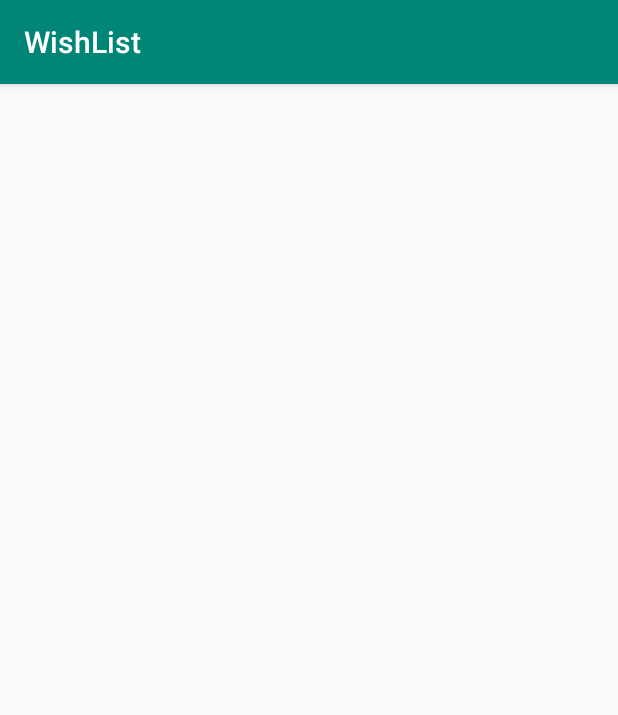
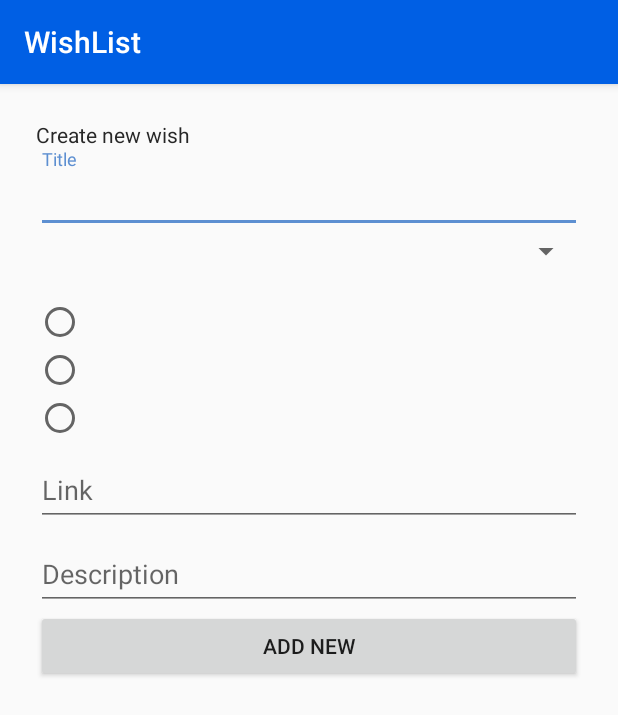
Before and after one commit to raa2911/wishlist, an Android app: the WishEditActivity screen opened directly, with no data from a screen before it, on a phone screen of 412 x 824 dp. Shown: the top 715 px of the screen. Run offline under Robolectric (Android 15) with nearby library versions, the phone set to English and light mode, and no system bars.

Commit message:
add style for edit screen

```diff
--- a/app/src/main/AndroidManifest.xml
+++ b/app/src/main/AndroidManifest.xml
@@ -10,7 +10,7 @@
             android:supportsRtl="true"
             android:theme="@style/AppTheme">
         <activity
-                android:name=".MainActivity"
+                android:name=".view.MainActivity"
                 android:label="@string/app_name"
                 android:theme="@style/AppTheme.NoActionBar">
             <intent-filter>
@@ -19,7 +19,9 @@
                 <category android:name="android.intent.category.LAUNCHER"/>
             </intent-filter>
         </activity>
-        <activity android:name=".WishEditActivity">
+        <activity android:name=".view.WishEditActivity">
+        </activity>
+        <activity android:name=".view.SplashActivity">
         </activity>
     </application>
 
--- a/app/src/main/java/com/raapp/wishlist/MainActivity.kt
+++ b/app/src/main/java/com/raapp/wishlist/view/MainActivity.kt
@@ -1,11 +1,11 @@
-package com.raapp.wishlist
+package com.raapp.wishlist.view
 
 import android.content.Intent
 import android.os.Bundle
-import com.google.android.material.snackbar.Snackbar
-import androidx.appcompat.app.AppCompatActivity;
+import androidx.appcompat.app.AppCompatActivity
 import android.view.Menu
 import android.view.MenuItem
+import com.raapp.wishlist.R
 
 import kotlinx.android.synthetic.main.activity_main.*
 
--- a/app/src/main/java/com/raapp/wishlist/WishEditActivity.kt
+++ b/app/src/main/java/com/raapp/wishlist/view/WishEditActivity.kt
@@ -1,7 +1,8 @@
-package com.raapp.wishlist
+package com.raapp.wishlist.view
 
 import androidx.appcompat.app.AppCompatActivity
 import android.os.Bundle
+import com.raapp.wishlist.R
 
 class WishEditActivity : AppCompatActivity() {
 
--- /dev/null
+++ b/app/src/main/res/drawable/ic_insert_emoticon_black_24dp.xml
@@ -0,0 +1,5 @@
+<vector android:height="24dp" android:tint="#E57700"
+    android:viewportHeight="24.0" android:viewportWidth="24.0"
+    android:width="24dp" xmlns:android="http://schemas.android.com/apk/res/android">
+    <path android:fillColor="#FF000000" android:pathData="M11.99,2C6.47,2 2,6.48 2,12s4.47,10 9.99,10C17.52,22 22,17.52 22,12S17.52,2 11.99,2zM12,20c-4.42,0 -8,-3.58 -8,-8s3.58,-8 8,-8 8,3.58 8,8 -3.58,8 -8,8zM15.5,11c0.83,0 1.5,-0.67 1.5,-1.5S16.33,8 15.5,8 14,8.67 14,9.5s0.67,1.5 1.5,1.5zM8.5,11c0.83,0 1.5,-0.67 1.5,-1.5S9.33,8 8.5,8 7,8.67 7,9.5 7.67,11 8.5,11zM12,17.5c2.33,0 4.31,-1.46 5.11,-3.5L6.89,14c0.8,2.04 2.78,3.5 5.11,3.5z"/>
+</vector>
--- a/app/src/main/res/layout/activity_main.xml
+++ b/app/src/main/res/layout/activity_main.xml
@@ -5,7 +5,7 @@
         xmlns:tools="http://schemas.android.com/tools"
         android:layout_width="match_parent"
         android:layout_height="match_parent"
-        tools:context=".MainActivity">
+        tools:context=".view.MainActivity">
 
     <com.google.android.material.appbar.AppBarLayout
             android:layout_height="wrap_content"
--- a/app/src/main/res/layout/activity_wish_edit.xml
+++ b/app/src/main/res/layout/activity_wish_edit.xml
@@ -1,10 +1,100 @@
 <?xml version="1.0" encoding="utf-8"?>
-<androidx.constraintlayout.widget.ConstraintLayout
+<ScrollView
         xmlns:android="http://schemas.android.com/apk/res/android"
         xmlns:tools="http://schemas.android.com/tools"
-        xmlns:app="http://schemas.android.com/apk/res-auto"
         android:layout_width="match_parent"
         android:layout_height="match_parent"
-        tools:context=".WishEditActivity">
+        android:padding="@dimen/default_padding_layout"
+        android:orientation="vertical"
+        style="@style/AppTheme.NoActionBar"
+        tools:context=".view.WishEditActivity">
+    <LinearLayout
+            android:layout_width="match_parent"
+            android:layout_height="wrap_content"
+            android:orientation="vertical">
+        <!-- SCREEN TITLE -->
+        <TextView
+                android:text="@string/edit_screen_title"
+                android:layout_width="wrap_content"
+                android:layout_height="wrap_content"/>
 
-</androidx.constraintlayout.widget.ConstraintLayout>
+        <!-- TITLE edit -->
+        <com.google.android.material.textfield.TextInputLayout
+                android:hint="@string/edit_screen_title_hint"
+                android:layout_width="match_parent"
+                android:layout_height="wrap_content">
+            <com.google.android.material.textfield.TextInputEditText
+                    android:lines="1"
+                    android:maxLines="1"
+                    android:maxLength="100"
+                    android:inputType="text"
+                    android:layout_width="match_parent"
+                    android:layout_height="wrap_content"/>
+        </com.google.android.material.textfield.TextInputLayout>
+
+        <!-- CATEGORIES -->
+        <Spinner
+                android:id="@+id/categories_spinner"
+                android:layout_width="match_parent"
+                android:layout_height="wrap_content"/>
+
+        <TextView
+                android:text=""
+                android:layout_width="match_parent"
+                android:layout_height="wrap_content"
+        />
+        <RadioGroup
+                android:id="@+id/radio_group_privacy"
+                android:layout_width="match_parent"
+                android:layout_height="wrap_content">
+            <RadioButton
+                    android:id="@+id/radio_edit_private"
+                    android:layout_width="match_parent"
+                    android:layout_height="wrap_content"/>
+            <RadioButton
+                    android:id="@+id/radio_edit_friends"
+                    android:layout_width="match_parent"
+                    android:layout_height="wrap_content"/>
+            <RadioButton
+                    android:id="@+id/radio_edit_world"
+                    android:layout_width="match_parent"
+                    android:layout_height="wrap_content"/>
+        </RadioGroup>
+
+        <com.google.android.material.textfield.TextInputLayout
+                android:hint="@string/edit_screen_link_hint"
+                android:id="@+id/link_edit_layout"
+                android:layout_width="match_parent"
+                android:layout_height="wrap_content">
+            <com.google.android.material.textfield.TextInputEditText
+                    android:lines="1"
+                    android:maxLines="1"
+                    android:inputType="textUri"
+                    android:id="@+id/link_edit_input"
+                    android:layout_width="match_parent"
+                    android:layout_height="wrap_content"/>
+        </com.google.android.material.textfield.TextInputLayout>
+
+
+        <com.google.android.material.textfield.TextInputLayout
+                android:id="@+id/description_edit_layout"
+                android:hint="@string/edit_screen_description_hint"
+                android:layout_width="match_parent"
+                android:layout_height="wrap_content">
+            <com.google.android.material.textfield.TextInputEditText
+                    android:id="@+id/description_edit_input"
+                    android:maxLines="10"
+                    android:inputType="textMultiLine"
+                    android:layout_width="match_parent"
+                    android:layout_height="wrap_content"/>
+        </com.google.android.material.textfield.TextInputLayout>
+
+        <Button
+                android:height="@dimen/big_button_height"
+                android:text="@string/edit_screen_submit"
+                android:id="@+id/edit_button_submit"
+                android:layout_width="match_parent"
+                android:layout_height="wrap_content"/>
+    </LinearLayout>
+
+</ScrollView>
--- a/app/src/main/res/layout/content_main.xml
+++ b/app/src/main/res/layout/content_main.xml
@@ -7,7 +7,7 @@
         android:layout_height="match_parent"
         app:layout_behavior="@string/appbar_scrolling_view_behavior"
         tools:showIn="@layout/activity_main"
-        tools:context=".MainActivity">
+        tools:context=".view.MainActivity">
 
     <TextView
             android:layout_width="wrap_content"
--- a/app/src/main/res/menu/menu_main.xml
+++ b/app/src/main/res/menu/menu_main.xml
@@ -1,7 +1,7 @@
 <menu xmlns:android="http://schemas.android.com/apk/res/android"
       xmlns:app="http://schemas.android.com/apk/res-auto"
       xmlns:tools="http://schemas.android.com/tools"
-      tools:context="com.raapp.wishlist.MainActivity">
+      tools:context="com.raapp.wishlist.view.MainActivity">
     <item android:id="@+id/action_settings"
           android:title="@string/action_settings"
           android:orderInCategory="100"
--- a/app/src/main/res/values/colors.xml
+++ b/app/src/main/res/values/colors.xml
@@ -1,6 +1,8 @@
 <?xml version="1.0" encoding="utf-8"?>
 <resources>
-    <color name="colorPrimary">#008577</color>
-    <color name="colorPrimaryDark">#00574B</color>
-    <color name="colorAccent">#D81B60</color>
+    <color name="colorPrimary">#005fe4</color>
+    <color name="colorPrimaryDark">#0017c4</color>
+    <color name="colorAccent">#5d8fd1</color>
+
+    <color name="textBlack">#272727</color>
 </resources>
--- a/app/src/main/res/values/dimens.xml
+++ b/app/src/main/res/values/dimens.xml
@@ -1,3 +1,6 @@
 <resources>
     <dimen name="fab_margin">16dp</dimen>
+    <dimen name="default_padding">16dp</dimen>
+    <dimen name="default_padding_layout">24dp</dimen>
+    <dimen name="big_button_height">48dp</dimen>
 </resources>
--- a/app/src/main/res/values/strings.xml
+++ b/app/src/main/res/values/strings.xml
@@ -1,4 +1,11 @@
 <resources>
     <string name="app_name">WishList</string>
     <string name="action_settings">Settings</string>
+
+    <!-- EDIT/CREATE screen -->
+    <string name="edit_screen_title">Create new wish</string>
+    <string name="edit_screen_title_hint">Title</string>
+    <string name="edit_screen_link_hint">Link</string>
+    <string name="edit_screen_description_hint">Description</string>
+    <string name="edit_screen_submit">Add new</string>
 </resources>
--- a/app/src/main/res/values/styles.xml
+++ b/app/src/main/res/values/styles.xml
@@ -6,7 +6,13 @@
         <item name="colorPrimary">@color/colorPrimary</item>
         <item name="colorPrimaryDark">@color/colorPrimaryDark</item>
         <item name="colorAccent">@color/colorAccent</item>
+        <item name="android:textViewStyle">@style/AppTheme.TextView</item>
     </style>
+
+    <style name="AppTheme.TextView" parent="Base.Widget.AppCompat.TextView">
+        <item name="android:textColor">@color/textBlack</item>
+    </style>
+
     <style name="AppTheme.NoActionBar">
         <item name="windowActionBar">false</item>
         <item name="windowNoTitle">true</item>
```
Also changed, not shown: app/src/main/java/com/raapp/wishlist/view/SplashActivity.kt (added, +42 -0 lines), app/src/main/res/layout/activity_splash.xml (added, +17 -0 lines).
